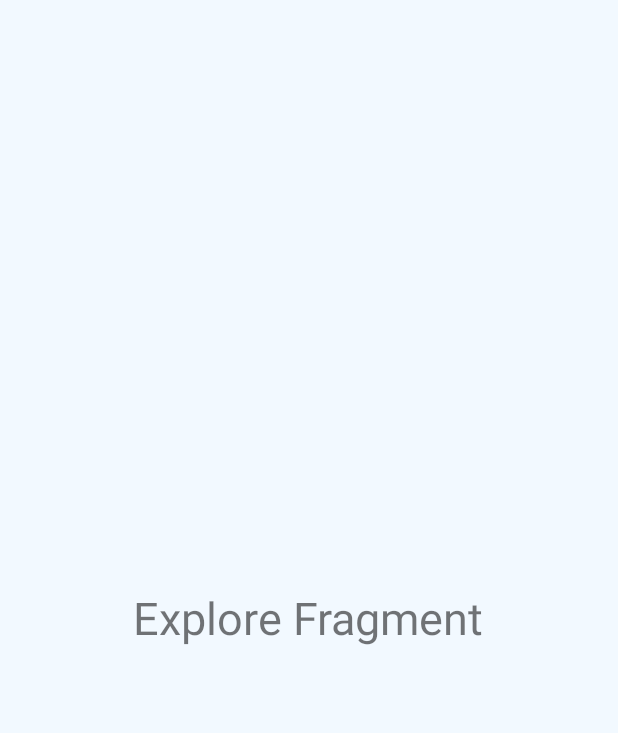
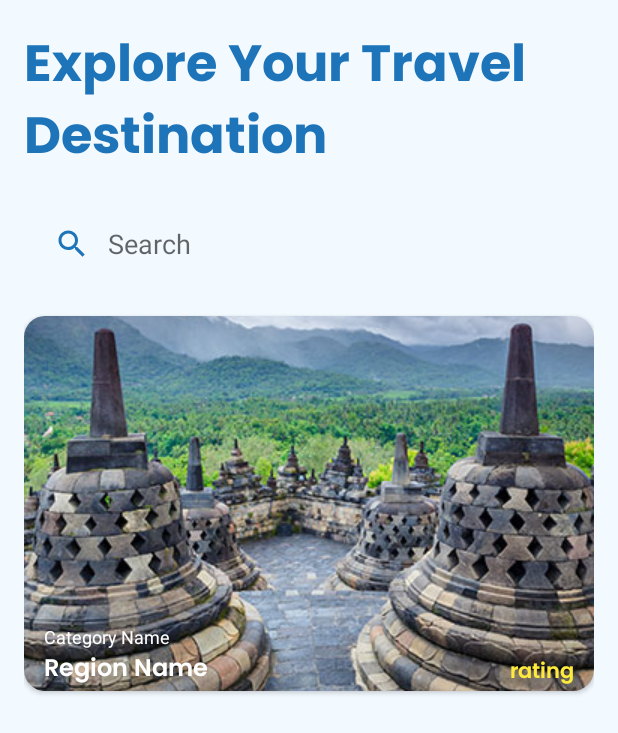
Before and after one commit to nafiulirsad/findindonesiatourism, an Android app: the layout fragment_explore.xml on its own in the app's theme, with its tools: preview values and no code run, on a phone screen of 412 x 824 dp. Shown: the top 733 px of the screen. Run offline under Robolectric (Android 15) with nearby library versions, the phone set to English and light mode, and no system bars; network calls fail.

Commit message:
tampilan view fragment explore, category, favorite

```diff
--- /dev/null
+++ b/app/src/main/res/drawable/ic_search.xml
@@ -0,0 +1,5 @@
+<vector android:height="24dp" android:tint="#1D74B9"
+    android:viewportHeight="24" android:viewportWidth="24"
+    android:width="24dp" xmlns:android="http://schemas.android.com/apk/res/android">
+    <path android:fillColor="@android:color/white" android:pathData="M15.5,14h-0.79l-0.28,-0.27C15.41,12.59 16,11.11 16,9.5 16,5.91 13.09,3 9.5,3S3,5.91 3,9.5 5.91,16 9.5,16c1.61,0 3.09,-0.59 4.23,-1.57l0.27,0.28v0.79l5,4.99L20.49,19l-4.99,-5zM9.5,14C7.01,14 5,11.99 5,9.5S7.01,5 9.5,5 14,7.01 14,9.5 11.99,14 9.5,14z"/>
+</vector>
--- a/app/src/main/res/layout/fragment_explore.xml
+++ b/app/src/main/res/layout/fragment_explore.xml
@@ -1,13 +1,58 @@
 <?xml version="1.0" encoding="utf-8"?>
-<RelativeLayout xmlns:android="http://schemas.android.com/apk/res/android"
+<androidx.constraintlayout.widget.ConstraintLayout xmlns:android="http://schemas.android.com/apk/res/android"
+    xmlns:app="http://schemas.android.com/apk/res-auto"
+    xmlns:tools="http://schemas.android.com/tools"
     android:layout_width="match_parent"
     android:layout_height="match_parent"
     android:background="@color/Background">
 
-    <TextView
-        android:layout_width="wrap_content"
+    <ScrollView
+        android:layout_width="match_parent"
         android:layout_height="wrap_content"
-        android:text="Explore Fragment"
-        android:textSize="30sp"
-        android:layout_centerInParent="true"/>
-</RelativeLayout>
+        android:layout_weight="1"
+        app:layout_constraintEnd_toEndOf="parent"
+        app:layout_constraintStart_toStartOf="parent"
+        app:layout_constraintTop_toTopOf="parent">
+
+        <LinearLayout
+            android:layout_width="match_parent"
+            android:layout_height="wrap_content"
+            android:orientation="vertical">
+
+            <TextView
+                android:layout_width="match_parent"
+                android:layout_height="wrap_content"
+                android:layout_marginStart="16dp"
+                android:layout_marginTop="16dp"
+                android:layout_marginEnd="16dp"
+                android:fontFamily="@font/poppins_bold"
+                android:text="@string/message_title_explore"
+                android:textColor="@color/Primary"
+                android:textSize="34sp" />
+
+            <androidx.appcompat.widget.SearchView
+                android:id="@+id/searchView"
+                android:layout_width="match_parent"
+                android:layout_height="wrap_content"
+                android:layout_marginStart="16dp"
+                android:layout_marginTop="16dp"
+                android:layout_marginEnd="16dp"
+                android:textColor="@color/Primary"
+                android:textColorHint="@color/Primary"
+                app:iconifiedByDefault="false"
+                app:queryBackground="@android:color/transparent"
+                app:queryHint="@android:string/search_go"
+                app:searchIcon="@drawable/ic_search" >
+            </androidx.appcompat.widget.SearchView>
+
+            <androidx.recyclerview.widget.RecyclerView
+                android:layout_width="match_parent"
+                android:layout_height="match_parent"
+                android:layout_marginStart="16dp"
+                android:layout_marginTop="16dp"
+                android:layout_marginEnd="16dp"
+                tools:itemCount="1"
+                tools:listitem="@layout/item_row_explore"/>
+        </LinearLayout>
+    </ScrollView>
+</androidx.constraintlayout.widget.ConstraintLayout>
--- /dev/null
+++ b/app/src/main/res/layout/item_row_explore.xml
@@ -0,0 +1,69 @@
+<?xml version="1.0" encoding="utf-8"?>
+<androidx.cardview.widget.CardView xmlns:android="http://schemas.android.com/apk/res/android"
+    xmlns:app="http://schemas.android.com/apk/res-auto"
+    xmlns:tools="http://schemas.android.com/tools"
+    android:layout_width="match_parent"
+    android:layout_height="wrap_content"
+    android:layout_marginTop="8dp"
+    android:layout_marginBottom="8dp"
+    android:orientation="horizontal"
+    app:cardCornerRadius="14dp"
+    app:cardElevation="2dp">
+
+    <androidx.constraintlayout.widget.ConstraintLayout
+        android:layout_width="match_parent"
+        android:layout_height="250dp"
+        android:elevation="50dp"
+        tools:ignore="RtlSymmetry">
+
+        <ImageButton
+            android:id="@+id/regionImage"
+            android:layout_width="match_parent"
+            android:layout_height="match_parent"
+            app:layout_constraintBottom_toBottomOf="parent"
+            app:layout_constraintEnd_toEndOf="parent"
+            app:layout_constraintHorizontal_bias="1.0"
+            app:layout_constraintStart_toStartOf="parent"
+            app:layout_constraintTop_toTopOf="parent"
+            app:layout_constraintVertical_bias="1.0"
+            app:srcCompat="@drawable/java" />
+
+        <TextView
+            android:id="@+id/CategoryName"
+            android:layout_width="0dp"
+            android:layout_height="wrap_content"
+            android:layout_marginStart="13dp"
+            android:text="@string/category_name"
+            android:textColor="#FFFFFF"
+            android:textSize="12sp"
+            app:layout_constraintBottom_toTopOf="@+id/regionName"
+            app:layout_constraintEnd_toEndOf="parent"
+            app:layout_constraintStart_toStartOf="parent" />
+
+        <TextView
+            android:id="@+id/regionName"
+            android:layout_width="0dp"
+            android:layout_height="wrap_content"
+            android:layout_marginStart="13dp"
+            android:fontFamily="@font/poppins_semibold"
+            android:text="@string/region_name"
+            android:textColor="#FFFFFF"
+            android:textSize="16sp"
+            app:layout_constraintBottom_toBottomOf="parent"
+            app:layout_constraintEnd_toEndOf="parent"
+            app:layout_constraintStart_toStartOf="parent" />
+
+        <TextView
+            android:id="@+id/rating"
+            android:layout_width="0dp"
+            android:layout_height="wrap_content"
+            android:layout_marginEnd="13dp"
+            android:fontFamily="@font/poppins_semibold"
+            android:text="rating"
+            android:textColor="#FFEB3B"
+            android:textSize="14sp"
+            app:layout_constraintBottom_toBottomOf="parent"
+            app:layout_constraintEnd_toEndOf="parent" />
+    </androidx.constraintlayout.widget.ConstraintLayout>
+
+</androidx.cardview.widget.CardView>
--- a/app/src/main/res/values/strings.xml
+++ b/app/src/main/res/values/strings.xml
@@ -59,4 +59,8 @@
     <string name="region_name">Region Name</string>
     <string name="_17_destinations">17 Destinations</string>
     <string name="background_content">Background Content</string>
+    <string name="message_title_category">Indonesian Tourism Categories</string>
+    <string name="category_name">Category Name</string>
+    <string name="message_title_explore">Explore Your Travel Destination</string>
+    <string name="message_title_favorite">My Favorite Travel Destinations</string>
 </resources>
```
Also changed, not shown: app/src/main/res/layout/fragment_category.xml (+43 -8 lines), app/src/main/res/layout/fragment_favorite.xml (+52 -7 lines), app/src/main/res/layout/item_row_category.xml (added, +45 -0 lines), app/src/main/res/layout/item_row_favorite.xml (added, +58 -0 lines), 5 other files.
